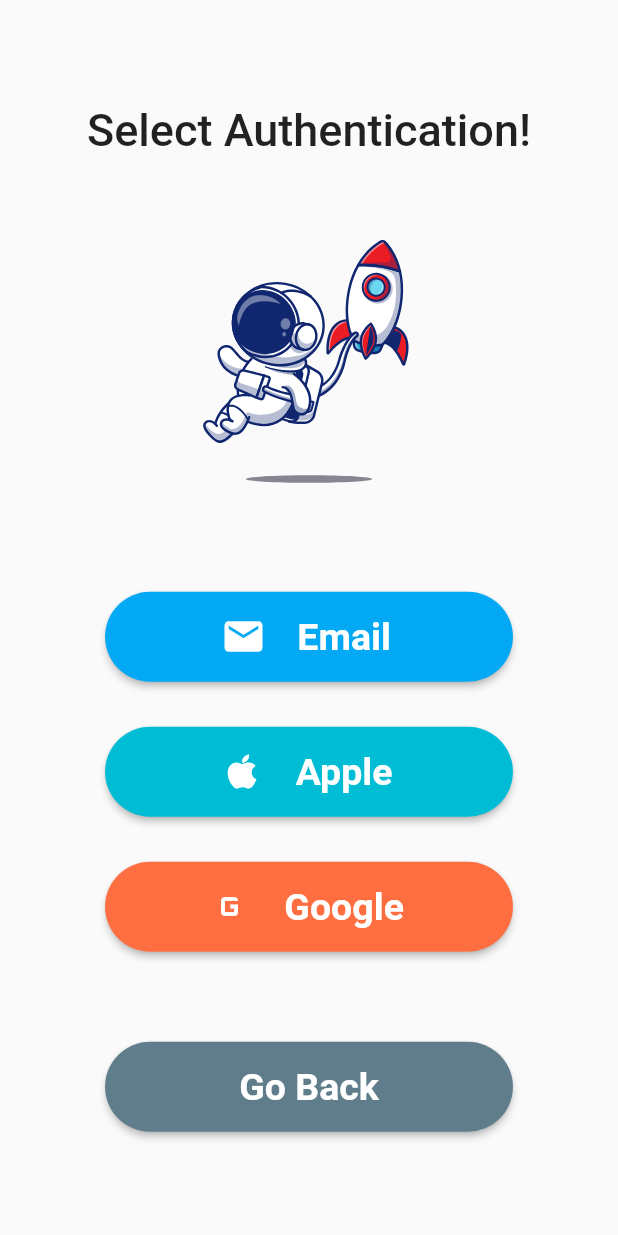
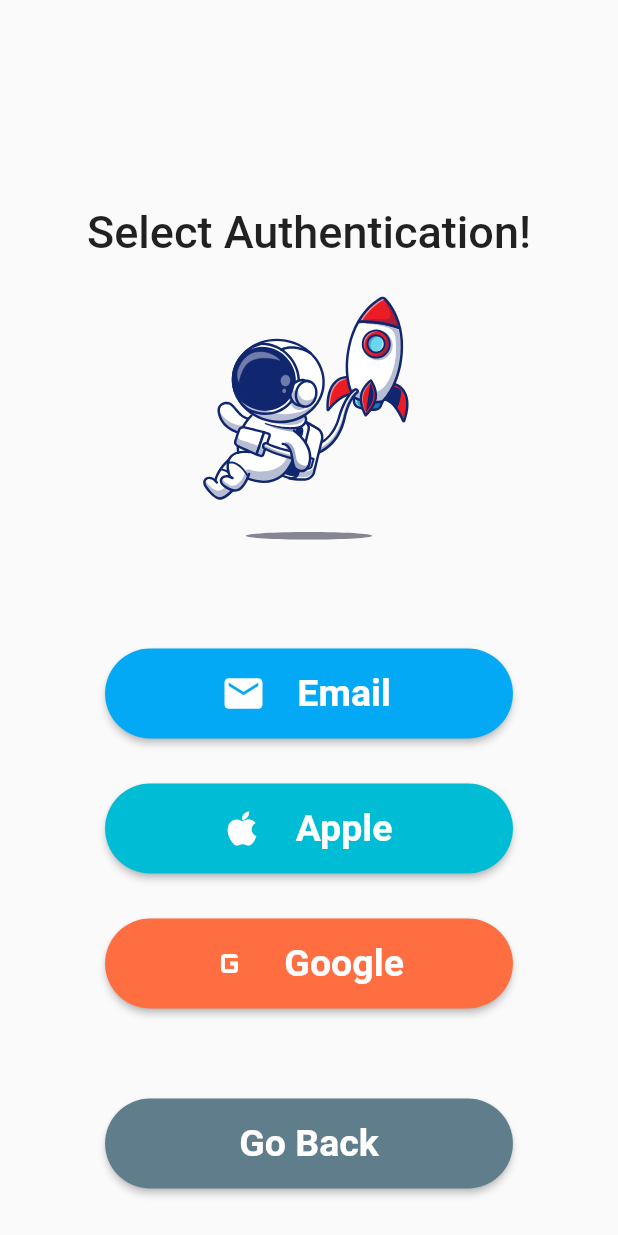
Before and after one commit to kolbe-ryo/counter_app, a Flutter app: the SignUpPage screen opened by its route, on a phone screen of 412 x 824 dp. Run offline on Flutter 3.47's test engine with Material 2 defaults, Android fonts, the phone set to English and light mode, and no system bars; our stand-ins replace cloud_firestore, email_validator, firebase_auth, firebase_core, flutter_riverpod, freezed_annotation and 2 more; missing offline and left inert: simple_logger; accounts and stored records are empty.

Commit message:
adjust position

```diff
--- a/lib/presentation/pages/signup/sign_up_page.dart
+++ b/lib/presentation/pages/signup/sign_up_page.dart
@@ -11,10 +11,13 @@ class SignUpPage extends ConsumerWidget {
   @override
   Widget build(BuildContext context, WidgetRef ref) {
     return Scaffold(
-      body: Center(
+      body: SingleChildScrollView(
         child: Column(
-          mainAxisAlignment: MainAxisAlignment.center,
           children: [
+            SizedBox(
+              height: MediaQuery.of(context).size.height / 6,
+              width: double.infinity,
+            ),
             const Text(
               'Select Authentication!',
               style: TextStyle(
@@ -22,7 +25,6 @@ class SignUpPage extends ConsumerWidget {
                 fontWeight: FontWeight.w500,
               ),
             ),
-            const SizedBox(height: 30),
             AnimationImage.signUp(),
             const SizedBox(height: 60),
             AppAuthenticationButtons.email(),
@@ -32,6 +34,7 @@ class SignUpPage extends ConsumerWidget {
             AppAuthenticationButtons.google(),
             const SizedBox(height: 60),
             const BackAppButton(),
+            const SizedBox(height: 30),
           ],
         ),
       ),
```
Also changed, not shown: lib/presentation/pages/top/top_page.dart (+8 -4 lines).
